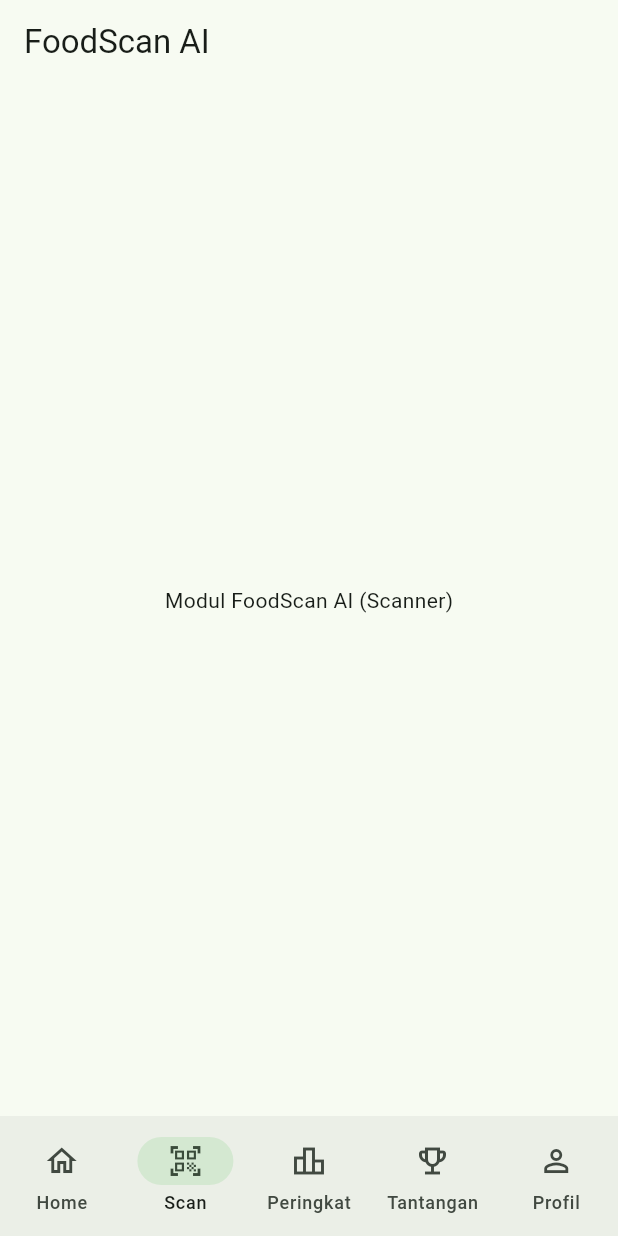
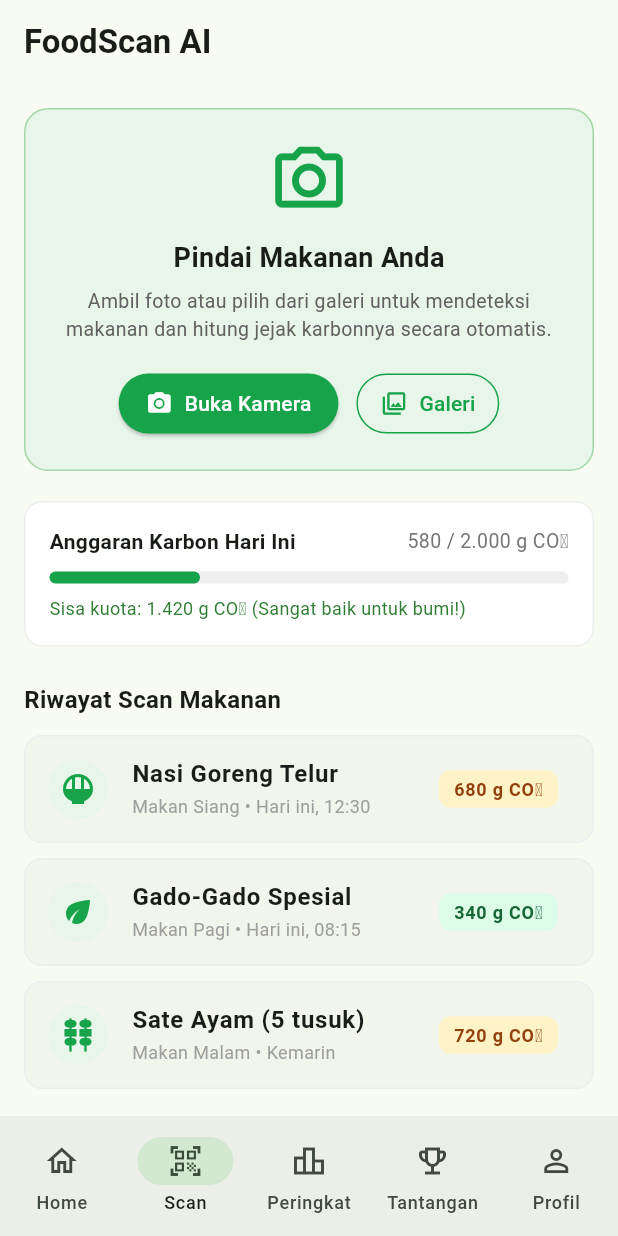
Before and after one commit to pbp-c-kelompok-1/suapin-mobile, a Flutter app: the screen it shows after launch, item 2 of the bottom bar chosen, on a phone screen of 412 x 824 dp. Run offline on Flutter 3.47's test engine with Material 3 defaults, Android fonts, the phone set to English and light mode, and no system bars.

Commit message:
feat(scanner): implementasi antarmuka foodscan dan kalkulator karbon

```diff
--- a/lib/main.dart
+++ b/lib/main.dart
@@ -1,5 +1,6 @@
 import 'package:flutter/material.dart';
 import 'modules/authentication/profile_screen.dart';
+import 'modules/scanner/scanner_screen.dart';
 
 void main() {
   runApp(const SuapinApp());
@@ -37,7 +38,7 @@ class _MainNavigationScreenState extends State<MainNavigationScreen> {
 
   static const List<Widget> _pages = [
     DashboardView(),
-    ScannerPlaceholderView(),
+    ScannerScreen(),
     LeaderboardPlaceholderView(),
     ChallengePlaceholderView(),
     ProfileScreen(),
@@ -252,20 +253,6 @@ class DashboardView extends StatelessWidget {
   }
 }
 
-class ScannerPlaceholderView extends StatelessWidget {
-  const ScannerPlaceholderView({super.key});
-
-  @override
-  Widget build(BuildContext context) {
-    return Scaffold(
-      appBar: AppBar(title: const Text('FoodScan AI')),
-      body: const Center(
-        child: Text('Modul FoodScan AI (Scanner)'),
-      ),
-    );
-  }
-}
-
 class LeaderboardPlaceholderView extends StatelessWidget {
   const LeaderboardPlaceholderView({super.key});
 
--- /dev/null
+++ b/lib/modules/scanner/scanner_screen.dart
@@ -0,0 +1,151 @@
+import 'package:flutter/material.dart';
+
+class ScannerScreen extends StatelessWidget {
+  const ScannerScreen({super.key});
+
+  @override
+  Widget build(BuildContext context) {
+    return Scaffold(
+      appBar: AppBar(
+        title: const Text('FoodScan AI', style: TextStyle(fontWeight: FontWeight.bold)),
+      ),
+      body: SingleChildScrollView(
+        padding: const EdgeInsets.all(16.0),
+        child: Column(
+          crossAxisAlignment: CrossAxisAlignment.start,
+          children: [
+            Container(
+              width: double.infinity,
+              padding: const EdgeInsets.all(20),
+              decoration: BoxDecoration(
+                color: Colors.green.shade50,
+                borderRadius: BorderRadius.circular(16),
+                border: Border.all(color: Colors.green.shade200),
+              ),
+              child: Column(
+                children: [
+                  const Icon(Icons.photo_camera_outlined, size: 54, color: Color(0xFF16A34A)),
+                  const SizedBox(height: 12),
+                  const Text(
+                    'Pindai Makanan Anda',
+                    style: TextStyle(fontSize: 18, fontWeight: FontWeight.bold),
+                  ),
+                  const SizedBox(height: 6),
+                  Text(
+                    'Ambil foto atau pilih dari galeri untuk mendeteksi makanan dan hitung jejak karbonnya secara otomatis.',
+                    textAlign: TextAlign.center,
+                    style: TextStyle(color: Colors.grey.shade700, fontSize: 13),
+                  ),
+                  const SizedBox(height: 16),
+                  Row(
+                    mainAxisAlignment: MainAxisAlignment.center,
+                    children: [
+                      ElevatedButton.icon(
+                        style: ElevatedButton.styleFrom(
+                          backgroundColor: const Color(0xFF16A34A),
+                          foregroundColor: Colors.white,
+                          padding: const EdgeInsets.symmetric(horizontal: 18, vertical: 10),
+                        ),
+                        onPressed: () {},
+                        icon: const Icon(Icons.camera_alt, size: 18),
+                        label: const Text('Buka Kamera'),
+                      ),
+                      const SizedBox(width: 12),
+                      OutlinedButton.icon(
+                        style: OutlinedButton.styleFrom(
+                          foregroundColor: const Color(0xFF16A34A),
+                          side: const BorderSide(color: Color(0xFF16A34A)),
+                          padding: const EdgeInsets.symmetric(horizontal: 16, vertical: 10),
+                        ),
+                        onPressed: () {},
+                        icon: const Icon(Icons.photo_library_outlined, size: 18),
+                        label: const Text('Galeri'),
+                      ),
+                    ],
+                  ),
+                ],
+              ),
+            ),
+            const SizedBox(height: 20),
+            Container(
+              padding: const EdgeInsets.all(16),
+              decoration: BoxDecoration(
+                color: Colors.white,
+                borderRadius: BorderRadius.circular(12),
+                border: Border.all(color: Colors.grey.shade200),
+              ),
+              child: Column(
+                crossAxisAlignment: CrossAxisAlignment.start,
+                children: [
+                  Row(
+                    mainAxisAlignment: MainAxisAlignment.spaceBetween,
+                    children: [
+                      const Text('Anggaran Karbon Hari Ini', style: TextStyle(fontWeight: FontWeight.bold)),
+                      Text('580 / 2.000 g CO₂', style: TextStyle(color: Colors.grey.shade600, fontSize: 13)),
+                    ],
+                  ),
+                  const SizedBox(height: 10),
+                  LinearProgressIndicator(
+                    value: 0.29,
+                    backgroundColor: Colors.grey.shade200,
+                    valueColor: const AlwaysStoppedAnimation<Color>(Color(0xFF16A34A)),
+                    minHeight: 8,
+                    borderRadius: BorderRadius.circular(4),
+                  ),
+                  const SizedBox(height: 8),
+                  Text(
+                    'Sisa kuota: 1.420 g CO₂ (Sangat baik untuk bumi!)',
+                    style: TextStyle(color: Colors.green.shade800, fontSize: 12),
+                  ),
+                ],
+              ),
+            ),
+            const SizedBox(height: 24),
+            const Text(
+              'Riwayat Scan Makanan',
+              style: TextStyle(fontSize: 16, fontWeight: FontWeight.bold),
+            ),
+            const SizedBox(height: 12),
+            _buildLogItem('Nasi Goreng Telur', 'Makan Siang • Hari ini, 12:30', 680, Icons.rice_bowl),
+            _buildLogItem('Gado-Gado Spesial', 'Makan Pagi • Hari ini, 08:15', 340, Icons.eco),
+            _buildLogItem('Sate Ayam (5 tusuk)', 'Makan Malam • Kemarin', 720, Icons.kebab_dining),
+          ],
+        ),
+      ),
+    );
+  }
+
+  Widget _buildLogItem(String title, String subtitle, int co2Grams, IconData icon) {
+    return Card(
+      margin: const EdgeInsets.only(bottom: 10),
+      elevation: 0,
+      shape: RoundedRectangleBorder(
+        borderRadius: BorderRadius.circular(12),
+        side: BorderSide(color: Colors.grey.shade200),
+      ),
+      child: ListTile(
+        leading: CircleAvatar(
+          backgroundColor: Colors.green.shade50,
+          child: Icon(icon, color: const Color(0xFF16A34A)),
+        ),
+        title: Text(title, style: const TextStyle(fontWeight: FontWeight.w600)),
+        subtitle: Text(subtitle, style: TextStyle(color: Colors.grey.shade500, fontSize: 12)),
+        trailing: Container(
+          padding: const EdgeInsets.symmetric(horizontal: 10, vertical: 4),
+          decoration: BoxDecoration(
+            color: co2Grams < 500 ? const Color(0xFFDCFCE7) : const Color(0xFFFEF3C7),
+            borderRadius: BorderRadius.circular(8),
+          ),
+          child: Text(
+            '$co2Grams g CO₂',
+            style: TextStyle(
+              color: co2Grams < 500 ? const Color(0xFF166534) : const Color(0xFF92400E),
+              fontWeight: FontWeight.bold,
+              fontSize: 12,
+            ),
+          ),
+        ),
+      ),
+    );
+  }
+}
```
